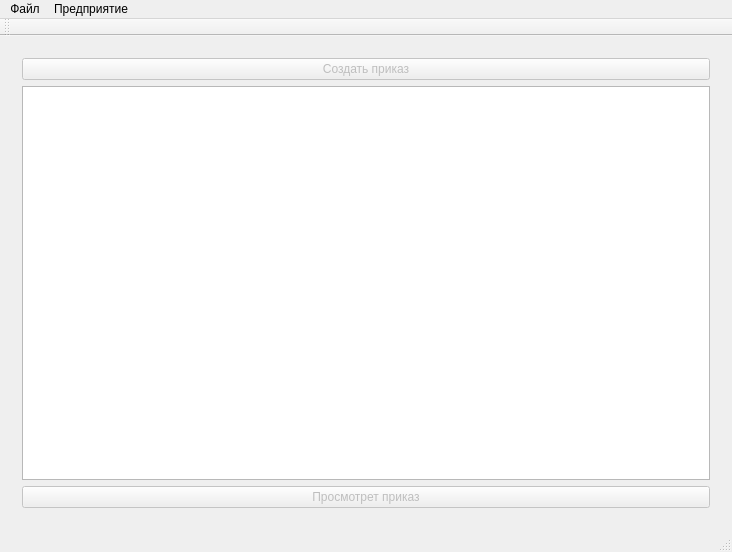
First picture: the form in SalaryCount/SalaryCount/salarycount.ui, repository artemkurylev/mdkp, before the edit.
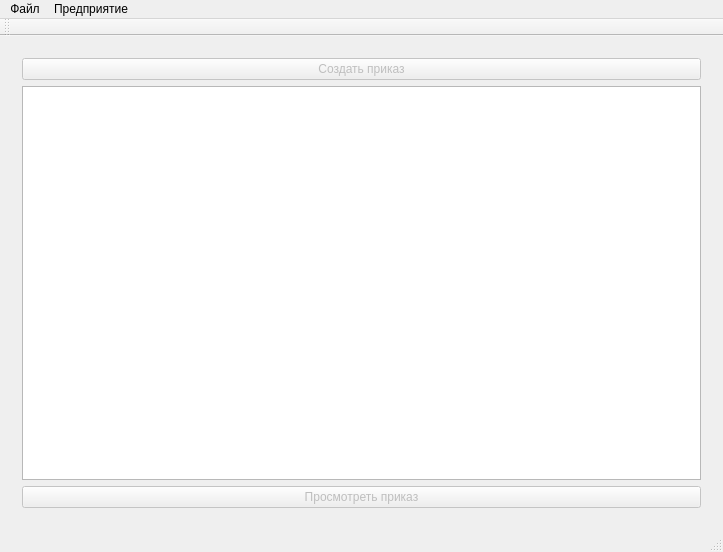
Second picture: the form after the edit. Icons and pictures are not drawn.

Commit message: Изменено имя кнопки для показа приказа

```diff
--- a/SalaryCount/SalaryCount/salarycount.ui
+++ b/SalaryCount/SalaryCount/salarycount.ui
@@ -6,7 +6,7 @@
    <rect>
     <x>0</x>
     <y>0</y>
-    <width>732</width>
+    <width>685</width>
     <height>552</height>
    </rect>
   </property>
@@ -957,7 +957,7 @@
            <bool>false</bool>
           </property>
           <property name="text">
-           <string>Просмотрет приказ</string>
+           <string>Просмотреть приказ</string>
           </property>
          </widget>
         </item>
@@ -980,7 +980,7 @@
     <rect>
      <x>0</x>
      <y>0</y>
-     <width>732</width>
+     <width>685</width>
      <height>21</height>
     </rect>
    </property>
```
Left out of the diff: 2 changed lines with no effect on the pictures.
